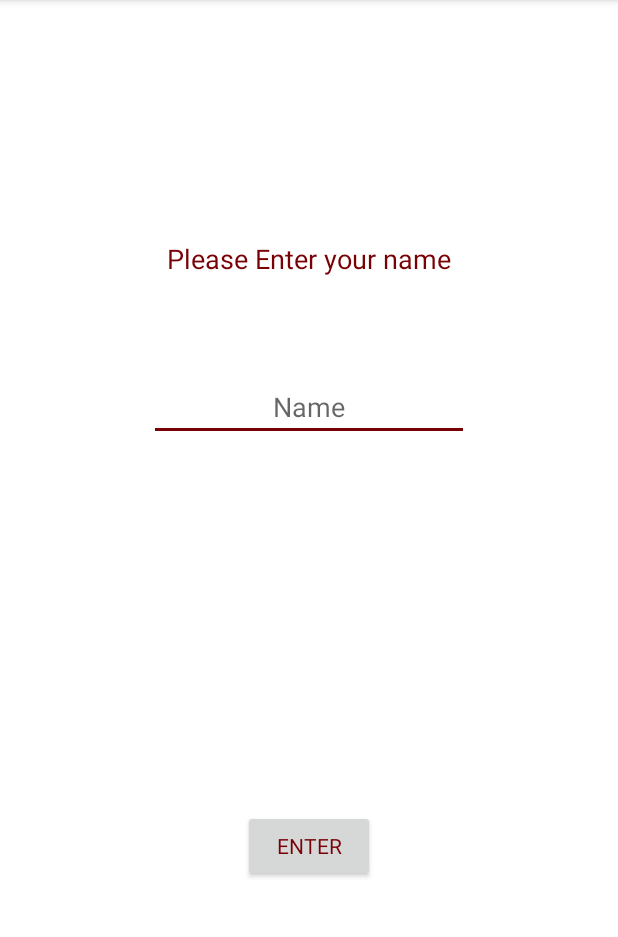
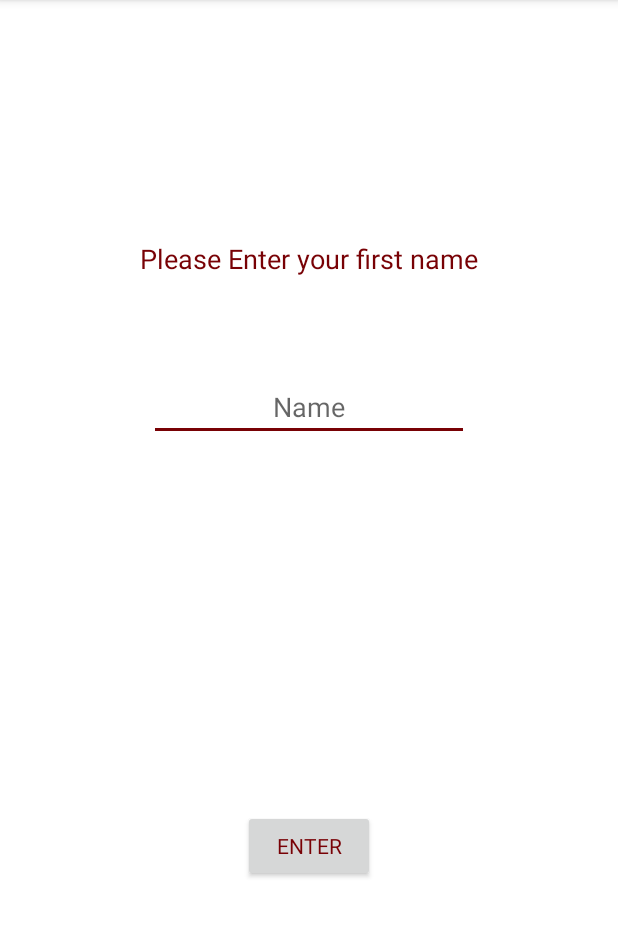
Before and after one commit to SamStar18/DeviceBook, an Android app: the LogOn screen opened directly, with no data from a screen before it, after a tap on "ENTER", on a phone screen of 412 x 824 dp, the part 84-1021 px from its top. Run offline under Robolectric (Android 15) with nearby library versions, the phone set to English and light mode, and no system bars; Roboto replaces fonts that are not available here.

Commit message:
My Commit

```diff
--- a/app/src/main/java/com/devicebook/devicebook/LogOn.java
+++ b/app/src/main/java/com/devicebook/devicebook/LogOn.java
@@ -61,6 +61,8 @@ public class LogOn extends AppCompatActivity {
         dbHelper.findCustomer(namechecker);
 
          if(dbHelper.checkcustomer(namechecker)) {
+
+
             Intent LogIntent = new Intent(LogOn.this, Display_Order_Activity.class);
 
             LogIntent.putExtra("Name", nameEntry.getText().toString().trim());
--- a/app/src/main/java/com/devicebook/devicebook/mydbhandler.java
+++ b/app/src/main/java/com/devicebook/devicebook/mydbhandler.java
@@ -18,7 +18,7 @@ public class mydbhandler extends SQLiteOpenHelper {
 
     mydbhandler dbHelper;
 
-    private static final int DATABASE_VERSION = 2;
+    private static final int DATABASE_VERSION = 3;
     private static final String DATABASE_NAME = "customerOrderDetails.db";
     private static final String TABLE_CUSTOMER = "customerTable";
     public static final String CustomerId_column = "Id";
@@ -45,10 +45,11 @@ public class mydbhandler extends SQLiteOpenHelper {
 
     @Override
     public void onCreate(SQLiteDatabase db) {
+
         String query = "CREATE TABLE " +
                 TABLE_CUSTOMER + "("
                 + CustomerId_column + " INTEGER PRIMARY KEY, " +
-                CustomerfName_column + " TEXT, " +
+                CustomerfName_column + " TEXT COLLATE NOCASE, " +
                 lastname_column + " TEXT, " +
                 CustomerEmail_column + " TEXT, " +
                 CustomerAddress_column + " TEXT, " +
@@ -107,7 +108,17 @@ public class mydbhandler extends SQLiteOpenHelper {
 
         SQLiteDatabase db = this.getReadableDatabase();
 
-        String selection = CustomerfName_column + " = ?";
+
+
+
+
+
+
+
+        String sortOrder = CustomerfName_column + "   ASC ";
+
+
+        String selection = CustomerfName_column +  " = ?";
 
         String[] selectionArgs = {name};
         String[] columns = {
@@ -126,21 +137,14 @@ public class mydbhandler extends SQLiteOpenHelper {
                 customerRecieve_column
         };
         // sorting orders
-        String sortOrder = CustomerfName_column + " ASC";
+
+
+        Cursor cursor = db.query(TABLE_CUSTOMER, columns, selection, selectionArgs, null, null, sortOrder);
 
         List<display_order_method> customerList = new ArrayList<display_order_method>();
 
+        if (cursor.moveToFirst()){
 
-        Cursor cursor = db.query(TABLE_CUSTOMER, //Table to query
-                columns,    //columns to return
-                selection,        //columns for the WHERE clause
-                selectionArgs,        //The values for the WHERE clause
-                null,       //group the rows
-                null,       //filter by row groups
-                sortOrder); //The sort order
-
-
-        if (cursor.moveToFirst()) {
             do {
                 display_order_method customer = new display_order_method();
                 customer.setMyCustomerId(cursor.getString(cursor.getColumnIndex(CustomerId_column)));
--- a/app/src/main/res/values/strings.xml
+++ b/app/src/main/res/values/strings.xml
@@ -95,7 +95,7 @@
     <string name="customerAddress">Address 1</string>
     <string name="customerCity">city</string>
     <string name="customerCountry">Country</string>
-    <string name="customerDeviceType">Devuce Type</string>
+    <string name="customerDeviceType">Device Type</string>
     <string name="customerBrandType">Brand</string>
     <string name="customerModelType">ModelType</string>
     <string name="customerFaultType">Fault</string>
@@ -105,7 +105,7 @@
     <string name="DeleteOrder">Alter Order</string>
     <string name="CustomerId">Customer Id</string>
     <string name="csId">Customer Id</string>
-    <string name="logOnSub">Please Enter your name</string>
+    <string name="logOnSub">Please Enter your first name </string>
     <string name="nameEntryB">Enter</string>
     <string name="nameEntryButton">Enter</string>
     <string name="altersub">Enter the ID of the table you would like to Alter</string>
```
